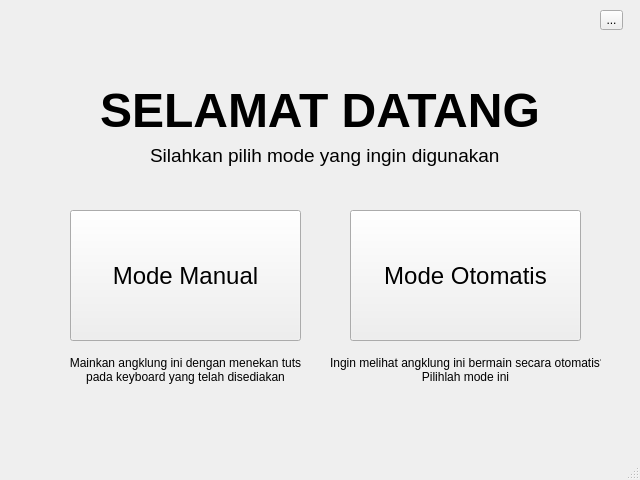
theopenhighway/angklungrobot, file userinterfaceGUI.ui: the form before one commit.
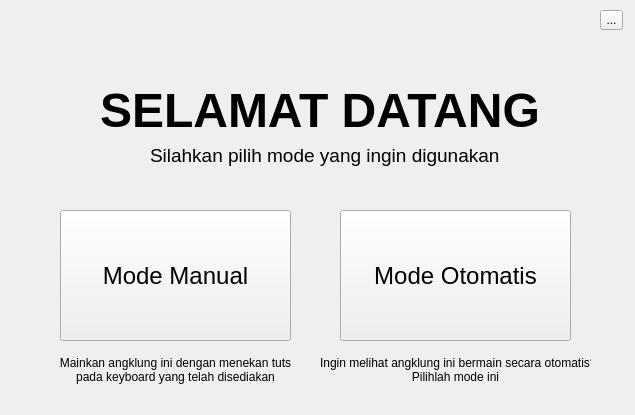
The form after the commit.

Patch:
```diff
--- a/userinterfaceGUI.ui
+++ b/userinterfaceGUI.ui
@@ -6,8 +6,8 @@
    <rect>
     <x>0</x>
     <y>0</y>
-    <width>640</width>
-    <height>480</height>
+    <width>635</width>
+    <height>415</height>
    </rect>
   </property>
   <property name="windowTitle">
@@ -37,7 +37,7 @@
    <widget class="QPushButton" name="modeManual">
     <property name="geometry">
      <rect>
-      <x>70</x>
+      <x>60</x>
       <y>210</y>
       <width>231</width>
       <height>131</height>
@@ -55,7 +55,7 @@
    <widget class="QPushButton" name="modeOtomatis">
     <property name="geometry">
      <rect>
-      <x>350</x>
+      <x>340</x>
       <y>210</y>
       <width>231</width>
       <height>131</height>
@@ -73,7 +73,7 @@
    <widget class="QLabel" name="manualText">
     <property name="geometry">
      <rect>
-      <x>60</x>
+      <x>50</x>
       <y>350</y>
       <width>251</width>
       <height>41</height>
@@ -86,7 +86,7 @@
    <widget class="QLabel" name="otomatisText">
     <property name="geometry">
      <rect>
-      <x>330</x>
+      <x>320</x>
       <y>350</y>
       <width>271</width>
       <height>41</height>
@@ -128,17 +128,6 @@
     </property>
    </widget>
   </widget>
-  <widget class="QMenuBar" name="menubar">
-   <property name="geometry">
-    <rect>
-     <x>0</x>
-     <y>0</y>
-     <width>640</width>
-     <height>22</height>
-    </rect>
-   </property>
-  </widget>
-  <widget class="QStatusBar" name="statusbar"/>
  </widget>
  <resources/>
  <connections/>
```
